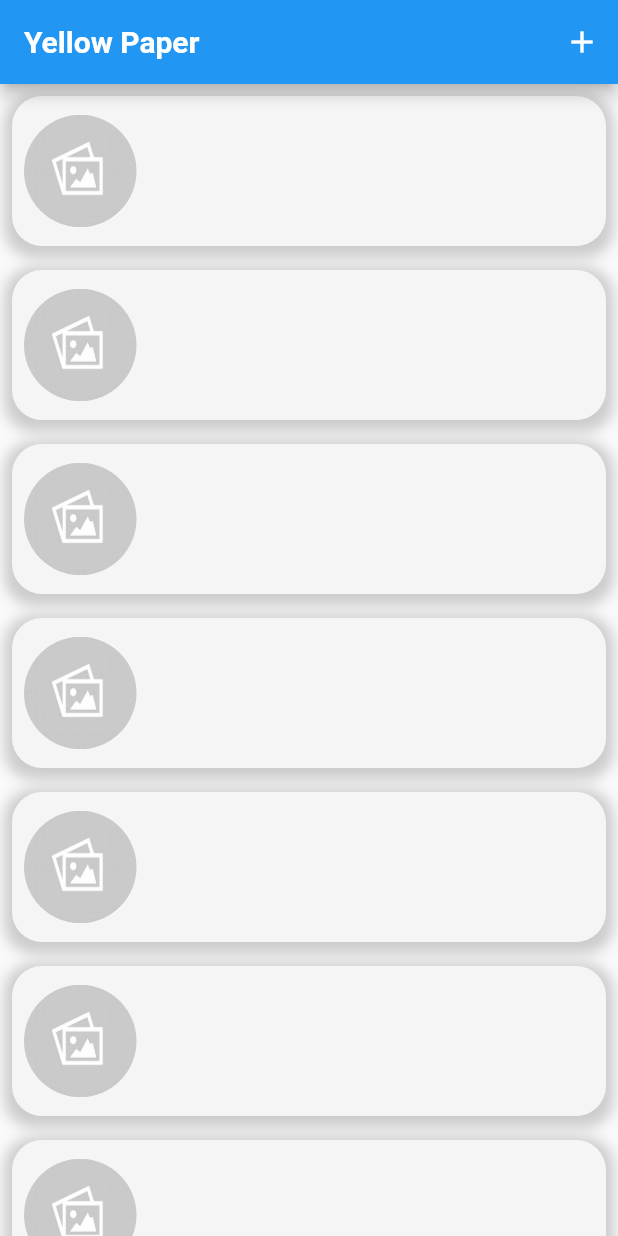
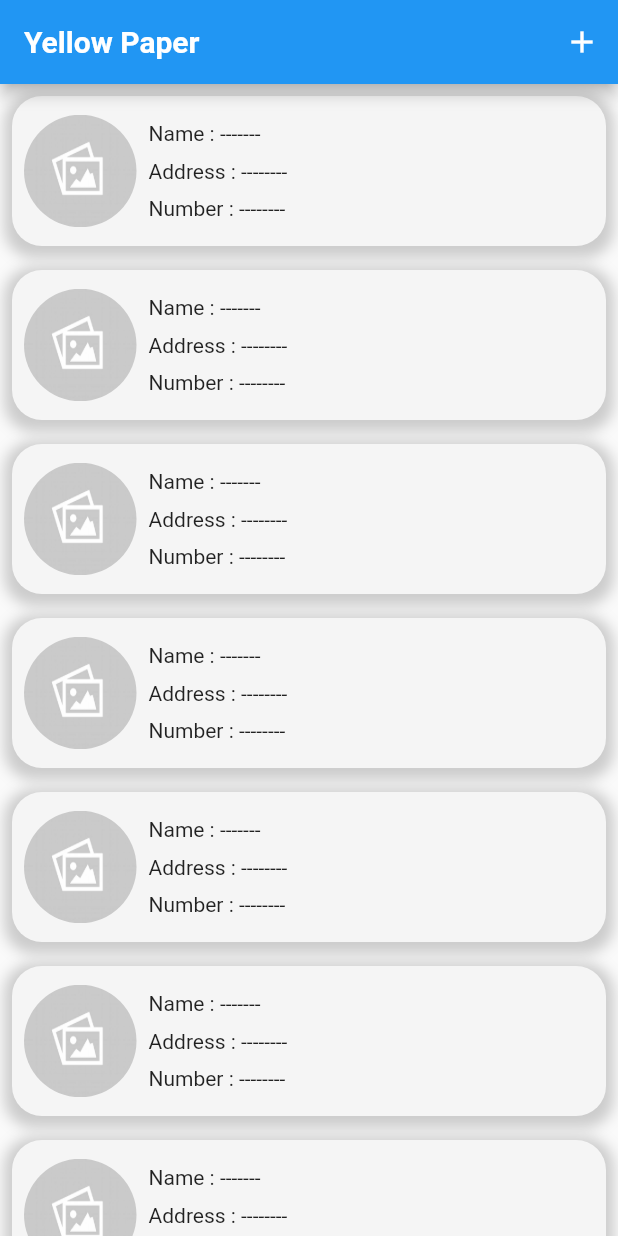
Before and after one commit to aboud-masoud/yellow_paper, a Flutter app: the screen it shows after launch, on a phone screen of 412 x 824 dp. Run offline on Flutter 3.47's test engine with Material 2 defaults, Android fonts, the phone set to English and light mode, and no system bars.

Commit message:
empty image

```diff
--- a/lib/home_screen.dart
+++ b/lib/home_screen.dart
@@ -43,6 +43,16 @@ class HomeScreen extends StatelessWidget {
                           child: Image.asset("assets/empty.jpeg", fit: BoxFit.fill),
                         ),
                       ),
+                      const SizedBox(width: 8),
+                      Column(
+                        crossAxisAlignment: CrossAxisAlignment.start,
+                        mainAxisAlignment: MainAxisAlignment.spaceEvenly,
+                        children: [
+                          Text("Name : -------"),
+                          Text("Address : --------"),
+                          Text("Number : --------"),
+                        ],
+                      )
                     ],
                   ),
                 ),
```
